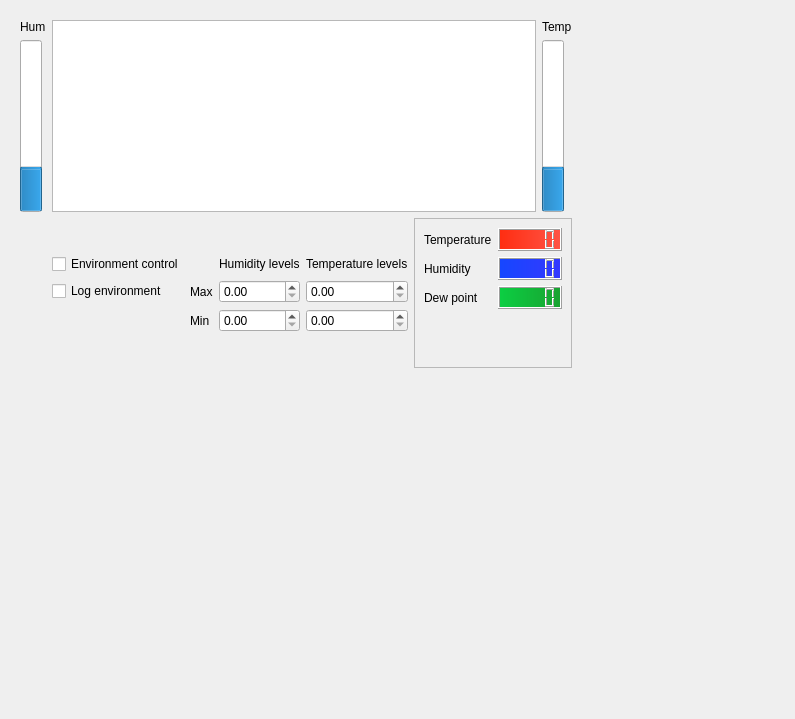
The window that COMET/QT_Designer_UI/environement_control.ui (Chilldose/COMET) describes before a commit, drawn with Qt 5.
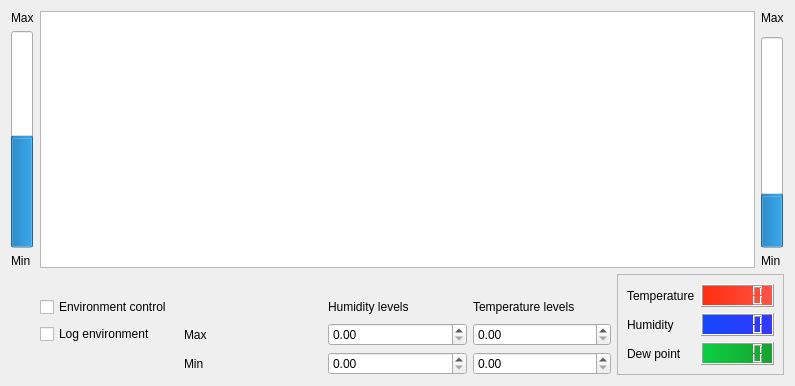
The same window after the commit. Custom widgets are drawn as their Qt base class.

What changed in the file:
```diff
--- a/COMET/QT_Designer_UI/environement_control.ui
+++ b/COMET/QT_Designer_UI/environement_control.ui
@@ -7,120 +7,23 @@
     <x>0</x>
     <y>0</y>
     <width>795</width>
-    <height>719</height>
+    <height>386</height>
    </rect>
   </property>
   <property name="windowTitle">
    <string>Form</string>
   </property>
-  <widget class="QWidget" name="gridLayoutWidget_4">
-   <property name="geometry">
-    <rect>
-     <x>20</x>
-     <y>20</y>
-     <width>639</width>
-     <height>289</height>
-    </rect>
-   </property>
-   <layout class="QGridLayout" name="gridLayout_6">
+  <layout class="QVBoxLayout" name="verticalLayout">
+   <item>
+    <layout class="QGridLayout" name="environement_control_layout">
     <property name="sizeConstraint">
      <enum>QLayout::SetFixedSize</enum>
     </property>
-    <item row="1" column="7">
-     <widget class="QProgressBar" name="progressBar_2">
-      <property name="value">
-       <number>24</number>
-      </property>
-      <property name="textVisible">
-       <bool>false</bool>
-      </property>
-      <property name="orientation">
-       <enum>Qt::Vertical</enum>
-      </property>
-     </widget>
-    </item>
-    <item row="0" column="2" rowspan="2" colspan="5">
-     <widget class="PlotWidget" name="graphicsView">
-      <property name="maximumSize">
-       <size>
-        <width>16777215</width>
-        <height>16777215</height>
-       </size>
-      </property>
-     </widget>
-    </item>
-    <item row="3" column="2">
-     <widget class="QCheckBox" name="checkBox">
-      <property name="text">
-       <string>Environment control</string>
-      </property>
-     </widget>
-    </item>
-    <item row="1" column="0">
-     <widget class="QProgressBar" name="progressBar_3">
-      <property name="layoutDirection">
-       <enum>Qt::LeftToRight</enum>
-      </property>
-      <property name="value">
-       <number>24</number>
-      </property>
-      <property name="alignment">
-       <set>Qt::AlignLeading|Qt::AlignLeft|Qt::AlignVCenter</set>
-      </property>
-      <property name="textVisible">
-       <bool>false</bool>
-      </property>
-      <property name="orientation">
-       <enum>Qt::Vertical</enum>
-      </property>
-      <property name="invertedAppearance">
-       <bool>false</bool>
-      </property>
-     </widget>
-    </item>
-    <item row="0" column="7">
-     <widget class="QLabel" name="label_9">
-      <property name="text">
-       <string>Temp</string>
-      </property>
-     </widget>
-    </item>
-    <item row="3" column="4">
-     <widget class="QLabel" name="label_4">
-      <property name="text">
-       <string>Humidity levels</string>
-      </property>
-     </widget>
-    </item>
-    <item row="0" column="0">
-     <widget class="QLabel" name="label_8">
-      <property name="text">
-       <string>Hum</string>
-      </property>
-     </widget>
-    </item>
-    <item row="3" column="5">
-     <widget class="QLabel" name="label_5">
-      <property name="text">
-       <string>Temperature levels</string>
-      </property>
-     </widget>
-    </item>
-    <item row="2" column="8" rowspan="5">
-     <spacer name="verticalSpacer_2">
-      <property name="orientation">
-       <enum>Qt::Vertical</enum>
-      </property>
-      <property name="sizeHint" stdset="0">
-       <size>
-        <width>0</width>
-        <height>150</height>
-       </size>
-      </property>
-     </spacer>
-    </item>
-    <item row="2" column="6" rowspan="5" colspan="2">
-     <widget class="QFrame" name="frame_2">
+     <item row="7" column="6">
+      <widget class="QDoubleSpinBox" name="min_hum_spin"/>
+     </item>
+     <item row="4" column="8" rowspan="4" colspan="2">
+      <widget class="QFrame" name="lcd_display">
       <property name="frameShape">
        <enum>QFrame::StyledPanel</enum>
       </property>
@@ -173,41 +76,133 @@
       </layout>
      </widget>
     </item>
-    <item row="4" column="2">
-     <widget class="QCheckBox" name="checkBox_2">
+     <item row="6" column="4">
+      <widget class="QCheckBox" name="log_env_check">
       <property name="text">
        <string>Log environment</string>
       </property>
      </widget>
     </item>
-    <item row="4" column="3">
-     <widget class="QLabel" name="label_6">
+     <item row="7" column="7">
+      <widget class="QDoubleSpinBox" name="min_temp_spin"/>
+     </item>
+     <item row="6" column="5">
+      <widget class="QLabel" name="max_label">
       <property name="text">
        <string>Max</string>
       </property>
      </widget>
     </item>
-    <item row="4" column="4">
-     <widget class="QDoubleSpinBox" name="doubleSpinBox_3"/>
-    </item>
-    <item row="4" column="5">
-     <widget class="QDoubleSpinBox" name="doubleSpinBox"/>
-    </item>
-    <item row="5" column="3">
-     <widget class="QLabel" name="label_7">
+     <item row="6" column="6">
+      <widget class="QDoubleSpinBox" name="max_hum_spin"/>
+     </item>
+     <item row="5" column="6">
+      <widget class="QLabel" name="humm_levels_label">
       <property name="text">
-       <string>Min</string>
+        <string>Humidity levels</string>
       </property>
      </widget>
     </item>
     <item row="5" column="4">
-     <widget class="QDoubleSpinBox" name="doubleSpinBox_4"/>
-    </item>
-    <item row="5" column="5">
-     <widget class="QDoubleSpinBox" name="doubleSpinBox_2"/>
-    </item>
-   </layout>
-  </widget>
+      <widget class="QCheckBox" name="env_control_check">
+       <property name="text">
+        <string>Environment control</string>
+       </property>
+      </widget>
+     </item>
+     <item row="3" column="9">
+      <widget class="QLabel" name="min_hum">
+       <property name="text">
+        <string>Min</string>
+       </property>
+      </widget>
+     </item>
+     <item row="7" column="5">
+      <widget class="QLabel" name="min_label">
+       <property name="text">
+        <string>Min</string>
+       </property>
+      </widget>
+     </item>
+     <item row="5" column="7">
+      <widget class="QLabel" name="temp_levels_label">
+       <property name="text">
+        <string>Temperature levels</string>
+       </property>
+      </widget>
+     </item>
+     <item row="2" column="9">
+      <widget class="QProgressBar" name="humidity_bar">
+       <property name="value">
+        <number>24</number>
+       </property>
+       <property name="textVisible">
+        <bool>false</bool>
+       </property>
+       <property name="orientation">
+        <enum>Qt::Vertical</enum>
+       </property>
+      </widget>
+     </item>
+     <item row="6" column="7">
+      <widget class="QDoubleSpinBox" name="max_temp_spin"/>
+     </item>
+     <item row="0" column="4" rowspan="4" colspan="5">
+      <widget class="PlotWidget" name="pyqtPlotItem">
+       <property name="maximumSize">
+        <size>
+         <width>16777215</width>
+         <height>16777215</height>
+        </size>
+       </property>
+      </widget>
+     </item>
+     <item row="0" column="9">
+      <widget class="QLabel" name="max_hum">
+       <property name="text">
+        <string>Max</string>
+       </property>
+      </widget>
+     </item>
+     <item row="0" column="3">
+      <widget class="QLabel" name="max_temp">
+       <property name="text">
+        <string>Max</string>
+       </property>
+      </widget>
+     </item>
+     <item row="3" column="3">
+      <widget class="QLabel" name="min_temp">
+       <property name="text">
+        <string>Min</string>
+       </property>
+      </widget>
+     </item>
+     <item row="1" column="3" rowspan="2">
+      <widget class="QProgressBar" name="temperature_bar">
+       <property name="layoutDirection">
+        <enum>Qt::LeftToRight</enum>
+       </property>
+       <property name="value">
+        <number>50</number>
+       </property>
+       <property name="alignment">
+        <set>Qt::AlignLeading|Qt::AlignLeft|Qt::AlignVCenter</set>
+       </property>
+       <property name="textVisible">
+        <bool>false</bool>
+       </property>
+       <property name="orientation">
+        <enum>Qt::Vertical</enum>
+       </property>
+       <property name="invertedAppearance">
+        <bool>false</bool>
+       </property>
+      </widget>
+     </item>
+    </layout>
+   </item>
+  </layout>
  </widget>
  <customwidgets>
   <customwidget>
```
Left out of the diff: 12 changed lines with no effect on the pictures. Lines whose indentation alone changed are shown as unchanged.
